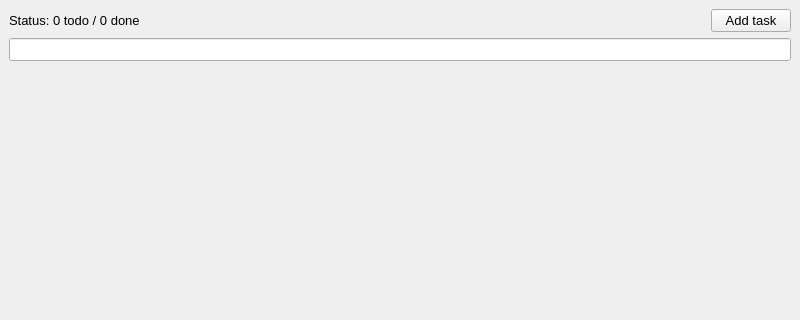
drWindstrom/todo, file MainWindow.ui: the form before one commit; both pictures show x 0 to 800 and y 0 to 320 of the 800 by 600 pixel window.
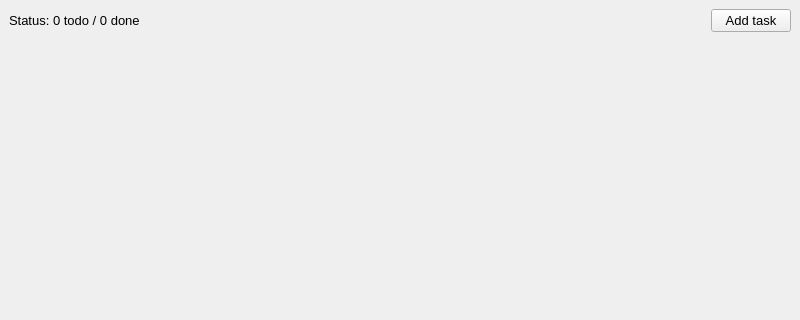
The form after the commit.

```diff
--- a/MainWindow.ui
+++ b/MainWindow.ui
@@ -54,9 +54,6 @@
     <item>
      <layout class="QVBoxLayout" name="tasksLayout"/>
     </item>
-    <item>
-     <widget class="QLineEdit" name="lineEdit"/>
-    </item>
     <item>
      <spacer name="verticalSpacer">
       <property name="orientation">
```
